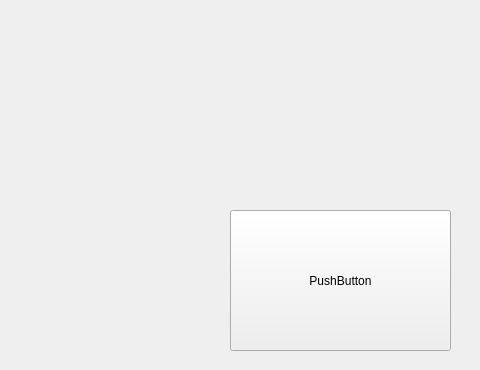
First picture: the form in CBejeweledDlg.ui, repository cryyin/DataStructure_final, before the edit; both pictures show x 320 to 800 and y 230 to 600 of the 800 by 600 pixel window.
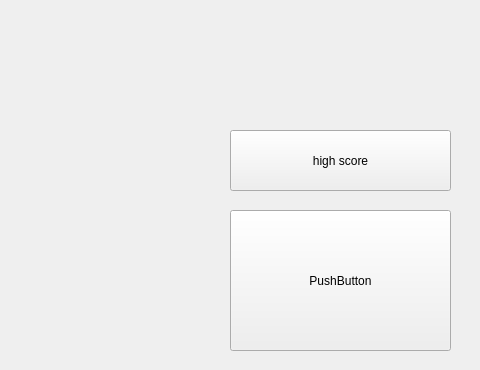
Second picture: the form after the edit.

Diff of the .ui file:
```diff
--- a/CBejeweledDlg.ui
+++ b/CBejeweledDlg.ui
@@ -36,6 +36,19 @@
     </rect>
    </property>
   </widget>
+  <widget class="QPushButton" name="pushButton_2">
+   <property name="geometry">
+    <rect>
+     <x>550</x>
+     <y>360</y>
+     <width>221</width>
+     <height>61</height>
+    </rect>
+   </property>
+   <property name="text">
+    <string>high score</string>
+   </property>
+  </widget>
  </widget>
  <resources/>
  <connections/>
```
